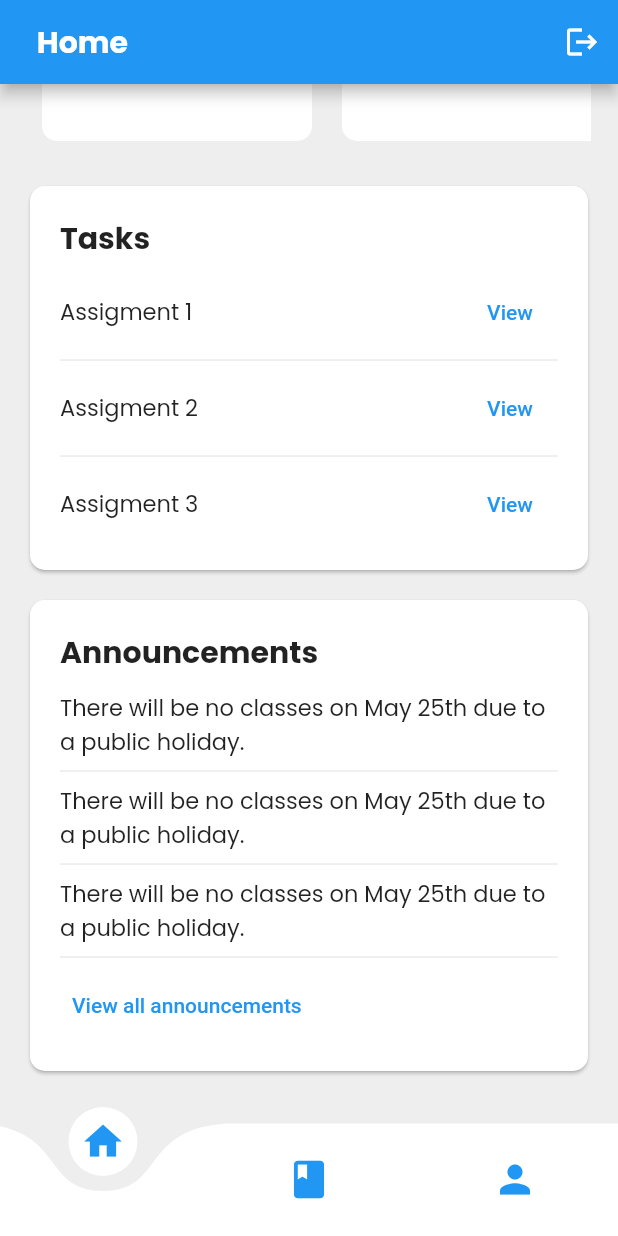
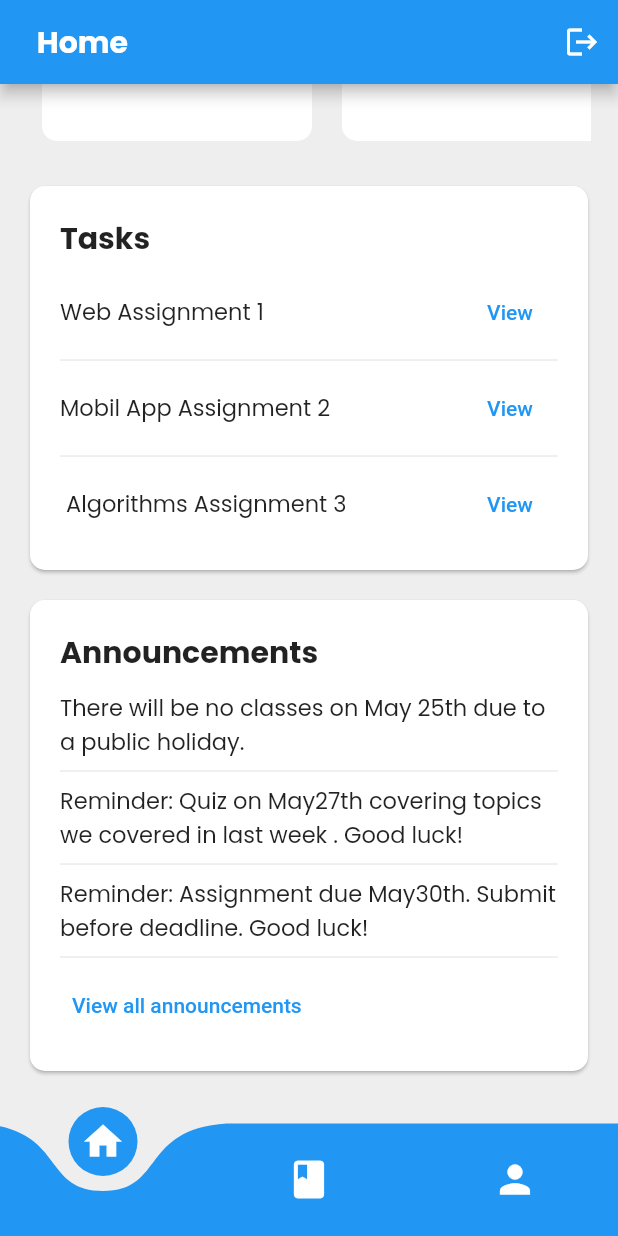
Before and after one commit to Capsicle2000/Student_Portal, a Flutter app: the screen it shows once a user with an empty profile is signed in, scrolled down 234 dp, on a phone screen of 412 x 824 dp. Run offline on Flutter 3.47's test engine with Material 2 defaults, Android fonts, the phone set to English and light mode, and no system bars; drawn by our look-alikes of curved_navigation_bar; our stand-ins replace firebase_auth, firebase_core, flutter_svg, google_fonts, table_calendar; accounts and stored records are empty.

Commit message:
All Working Final

```diff
--- a/lib/bottomnavbar.dart
+++ b/lib/bottomnavbar.dart
@@ -30,21 +30,22 @@ class _BottomNavBarState extends State<BottomNavBar> {
       bottomNavigationBar: CurvedNavigationBar(
         index:  _selectedIndex,
         backgroundColor: Colors.transparent,
+        color: Colors.blue,
         items: const [
           Icon(
             Icons.home,
             size: 30,
-            color: Colors.blue,
+            color: Colors.white,
           ),
           Icon(
             Icons.book,
             size: 30,
-            color: Colors.blue,
+            color: Colors.white,
           ),
           Icon(
             Icons.person,
             size: 30,
-            color: Colors.blue,
+            color: Colors.white,
           ),
         ],
         onTap: (index){
--- a/lib/screens/home.dart
+++ b/lib/screens/home.dart
@@ -4,6 +4,7 @@ import 'package:flutter/src/widgets/container.dart';
 import 'package:flutter/src/widgets/framework.dart';
 import 'package:google_fonts/google_fonts.dart';
 import 'package:table_calendar/table_calendar.dart';
+
 
   class Home extends StatefulWidget {
     const Home({super.key});
@@ -55,7 +56,7 @@ class _HomeState extends State<Home> {
                                 fontSize: 20,
                                 fontWeight: FontWeight.bold,
                                 color: Colors.black)),
-                      Text(user.email!,
+                        Text(user.email!.split('@')[0],
                             style: GoogleFonts.poppins(
                                 fontSize: 15, fontWeight: FontWeight.bold,color: Colors.grey)),
                       ])),
@@ -192,7 +193,7 @@ class _HomeState extends State<Home> {
                     Row(
                       mainAxisAlignment: MainAxisAlignment.spaceBetween,
                       children: [
-                        Text('Assigment 1',
+                        Text('Web Assignment 1',
                             style: GoogleFonts.poppins(fontSize: 15)),
                         TextButton(
                           child: Text('View'),
@@ -204,7 +205,7 @@ class _HomeState extends State<Home> {
                     Row(
                       mainAxisAlignment: MainAxisAlignment.spaceBetween,
                       children: [
-                        Text('Assigment 2',
+                        Text('Mobil App Assignment 2',
                             style: GoogleFonts.poppins(fontSize: 15)),
                         TextButton(
                           child: Text('View'),
@@ -216,7 +217,7 @@ class _HomeState extends State<Home> {
                     Row(
                       mainAxisAlignment: MainAxisAlignment.spaceBetween,
                       children: [
-                        Text('Assigment 3',
+                        Text(' Algorithms Assignment 3',
                             style: GoogleFonts.poppins(fontSize: 15)),
                         TextButton(
                           child: Text('View'),
@@ -249,11 +250,11 @@ class _HomeState extends State<Home> {
                         style: GoogleFonts.poppins(fontSize: 15)),
                     Divider(),
                     Text(
-                        'There will be no classes on May 25th due to a public holiday.',
+                        'Reminder: Quiz on May27th covering topics we covered in last week . Good luck!',
                         style: GoogleFonts.poppins(fontSize: 15)),
                     Divider(),
                     Text(
-                        'There will be no classes on May 25th due to a public holiday.',
+                        'Reminder: Assignment due May30th. Submit before deadline. Good luck!',
                         style: GoogleFonts.poppins(fontSize: 15)),
                     Divider(),
                     TextButton(
```
Also changed, not shown: lib/screens/profile.dart (+118 -42 lines). Lines whose indentation alone changed are shown as unchanged.
